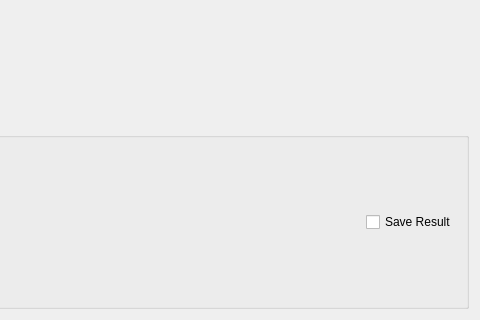
Old version of the form MantidQt/CustomInterfaces/inc/MantidQtCustomInterfaces/Indirect/Quasi.ui in the repository mantidproject/mantid; both pictures show x 420 to 900 and y 280 to 600 of the 900 by 600 pixel window.
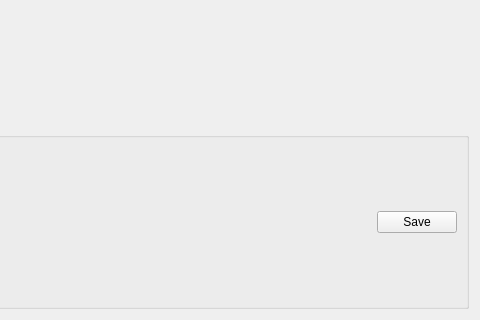
New version of the form. Custom widgets are drawn as their Qt base class.

Commit message:
Changed save check box to button
Refs #17012

The edit to the form file:
```diff
--- a/MantidQt/CustomInterfaces/inc/MantidQtCustomInterfaces/Indirect/Quasi.ui
+++ b/MantidQt/CustomInterfaces/inc/MantidQtCustomInterfaces/Indirect/Quasi.ui
@@ -379,9 +379,9 @@
          </spacer>
         </item>
         <item>
-         <widget class="QCheckBox" name="chkSave">
+         <widget class="QPushButton" name="pbSave">
           <property name="text">
-           <string>Save Result</string>
+           <string>Save</string>
           </property>
          </widget>
         </item>
```
Lines whose indentation alone changed are shown as unchanged.
